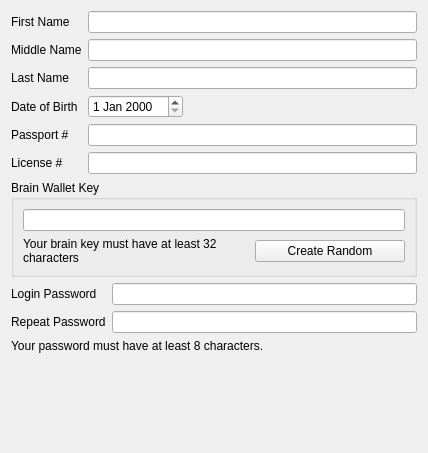
Above: profile_wizard/ProfileEditPage.ui from InvictusInnovations/keyhotee before the change. Below: the same form after it.
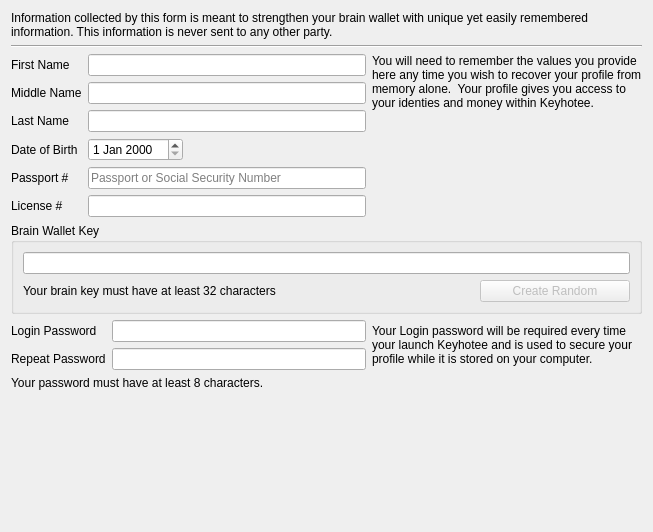
That is the form after the change.

Commit message: adding self contact after profile wizzard complete

The edit to the form file:
```diff
--- a/profile_wizard/ProfileEditPage.ui
+++ b/profile_wizard/ProfileEditPage.ui
@@ -6,15 +6,32 @@
    <rect>
     <x>0</x>
     <y>0</y>
-    <width>428</width>
-    <height>453</height>
+    <width>653</width>
+    <height>532</height>
    </rect>
   </property>
   <property name="windowTitle">
    <string>WizardPage</string>
   </property>
-  <layout class="QVBoxLayout" name="verticalLayout">
-   <item>
+  <layout class="QGridLayout" name="gridLayout_2">
+   <item row="0" column="0" colspan="2">
+    <widget class="QLabel" name="label">
+     <property name="text">
+      <string>Information collected by this form is meant to strengthen your brain wallet with unique yet easily remembered information. This information is never sent to any other party.  </string>
+     </property>
+     <property name="wordWrap">
+      <bool>true</bool>
+     </property>
+    </widget>
+   </item>
+   <item row="1" column="0" colspan="2">
+    <widget class="Line" name="line">
+     <property name="orientation">
+      <enum>Qt::Horizontal</enum>
+     </property>
+    </widget>
+   </item>
+   <item row="2" column="0">
     <layout class="QFormLayout" name="formLayout_2">
      <property name="fieldGrowthPolicy">
       <enum>QFormLayout::ExpandingFieldsGrow</enum>
@@ -95,6 +112,9 @@
          <height>0</height>
         </size>
        </property>
+       <property name="placeholderText">
+        <string>Passport or Social Security Number</string>
+       </property>
       </widget>
      </item>
      <item row="5" column="0">
@@ -116,7 +136,20 @@
      </item>
     </layout>
    </item>
-   <item>
+   <item row="2" column="1">
+    <widget class="QLabel" name="label_7">
+     <property name="text">
+      <string>You will need to remember the values you provide here any time you wish to recover your profile from memory alone.  Your profile gives you access to your identies and money within Keyhotee.</string>
+     </property>
+     <property name="alignment">
+      <set>Qt::AlignLeading|Qt::AlignLeft|Qt::AlignTop</set>
+     </property>
+     <property name="wordWrap">
+      <bool>true</bool>
+     </property>
+    </widget>
+   </item>
+   <item row="3" column="0" colspan="2">
     <widget class="QGroupBox" name="groupBox">
      <property name="minimumSize">
       <size>
@@ -153,6 +186,9 @@
       </item>
       <item row="1" column="1">
        <widget class="QPushButton" name="generaterandom">
+        <property name="enabled">
+         <bool>false</bool>
+        </property>
         <property name="maximumSize">
          <size>
           <width>150</width>
@@ -167,7 +203,7 @@
      </layout>
     </widget>
    </item>
-   <item>
+   <item row="4" column="0">
     <layout class="QFormLayout" name="formLayout">
      <property name="fieldGrowthPolicy">
       <enum>QFormLayout::ExpandingFieldsGrow</enum>
@@ -202,14 +238,24 @@
      </item>
     </layout>
    </item>
-   <item>
+   <item row="4" column="1">
+    <widget class="QLabel" name="label_10">
+     <property name="text">
+      <string>Your Login password will be required every time your launch Keyhotee and is used to secure your profile while it is stored on your computer. </string>
+     </property>
+     <property name="wordWrap">
+      <bool>true</bool>
+     </property>
+    </widget>
+   </item>
+   <item row="5" column="0">
     <widget class="QLabel" name="password_warning">
      <property name="text">
       <string>Your password must have at least 8 characters.</string>
      </property>
     </widget>
    </item>
-   <item>
+   <item row="6" column="0">
     <spacer name="verticalSpacer">
      <property name="orientation">
       <enum>Qt::Vertical</enum>
```
The commit also changes 2 other files.
